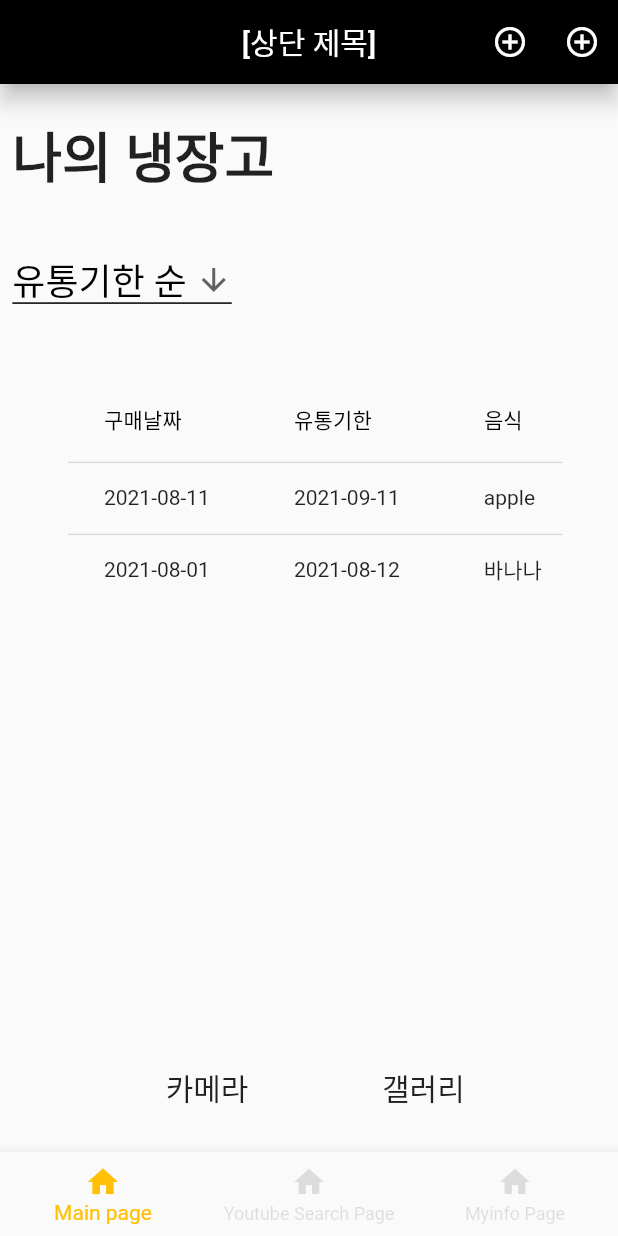
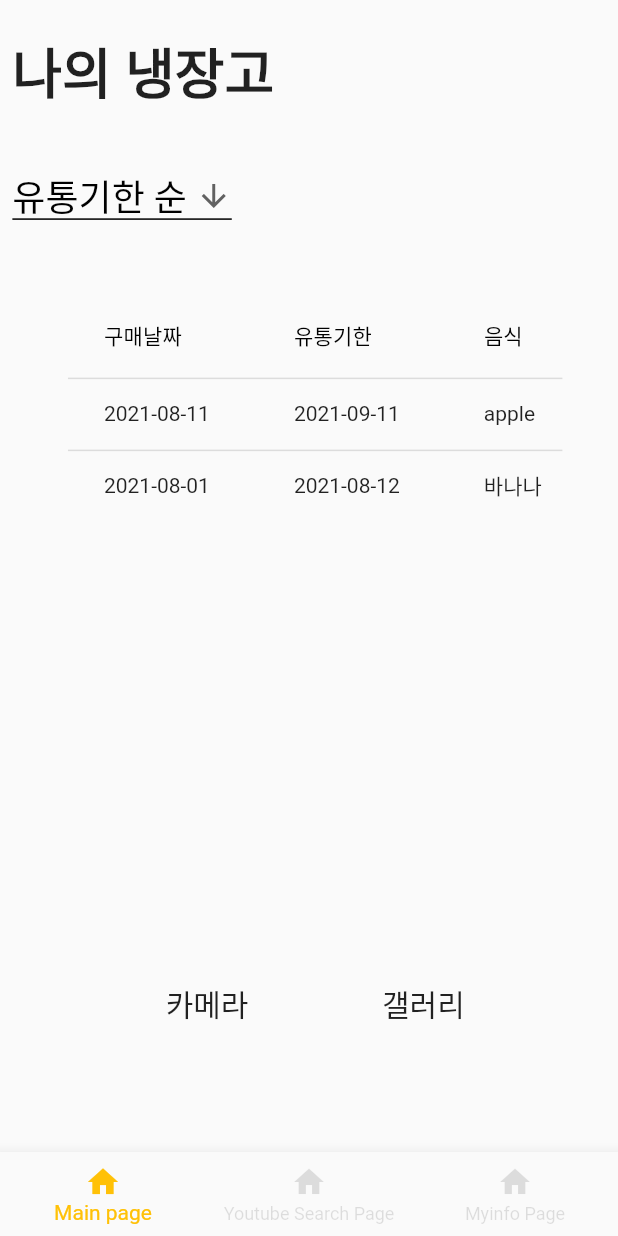
Before and after one commit to smartcow99/Refrigerator-application-incorporating-AI-computer-vision, a Flutter app: the screen it shows after launch, on a phone screen of 412 x 824 dp. Run offline on Flutter 3.47's test engine with Material 2 defaults, Android fonts, the phone set to English and light mode, and no system bars; our stand-ins replace image_picker, permission_handler, youtube_player_flutter.

Commit message:
메인에 있는 앱바 제거

```diff
--- a/lib/main.dart
+++ b/lib/main.dart
@@ -47,19 +47,6 @@ class _MyHomepageState extends State<MyHomepage> {
   @override
   Widget build(BuildContext context) {
     return Scaffold(
-      appBar: AppBar(
-        title: const Text('[상단 제목]'),
-        backgroundColor: Colors.black,
-        centerTitle: true, // 중앙 정렬 여부
-        elevation: 6, // 상단바 그림자 강도
-        actions: <Widget>[
-          // MainPage 상단 버튼을 추가하려면 여기에 추가하세요.
-          IconButton(
-              onPressed: () {}, icon: const Icon(Icons.add_circle_outline)),
-          IconButton(
-              onPressed: () {}, icon: const Icon(Icons.add_circle_outline)),
-        ],
-      ),
       body: _children[_pageIndex],
       bottomNavigationBar: BottomNavigationBar(
         type: BottomNavigationBarType.fixed,
```
Also changed, not shown: 1 other file.
